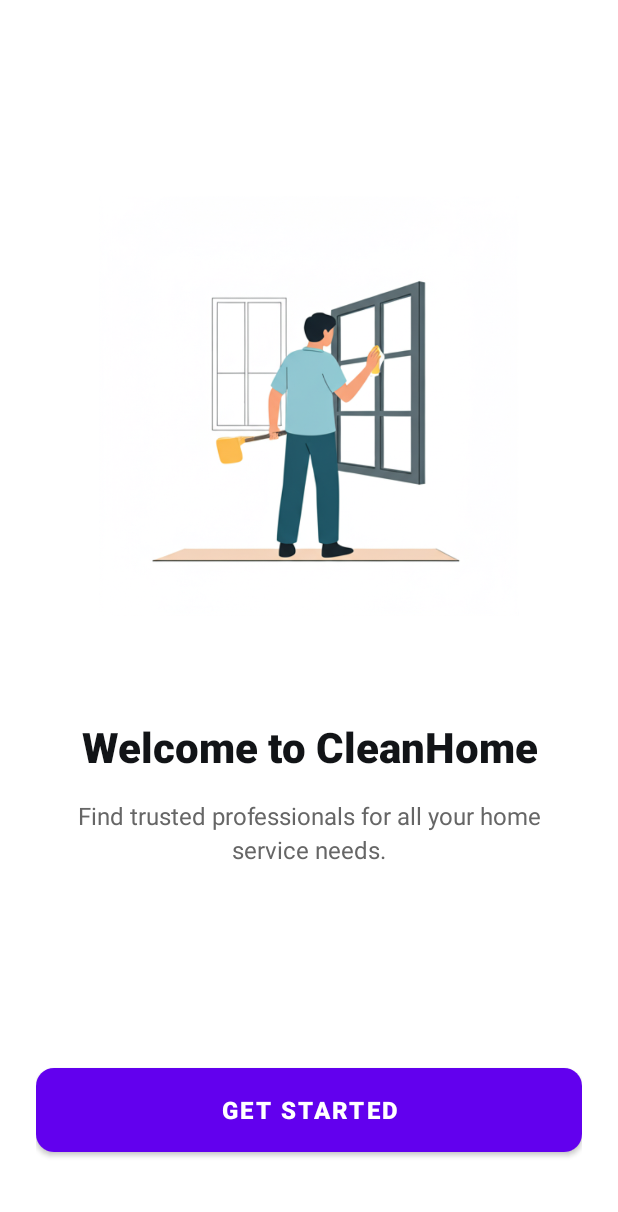
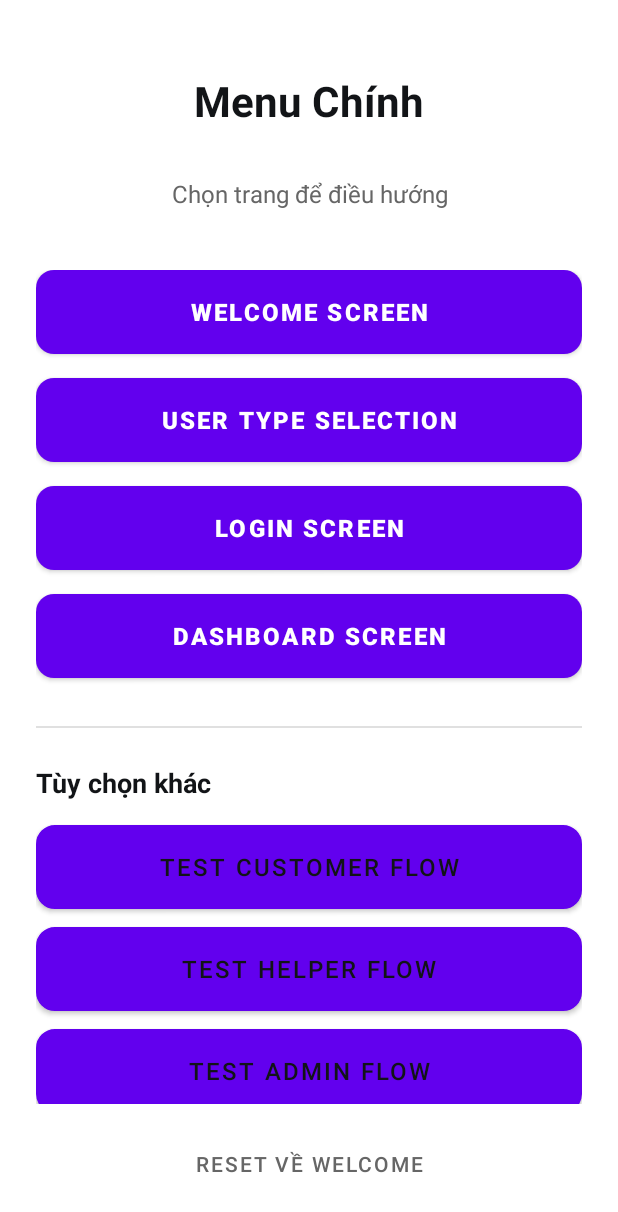
Before and after one commit to annnhde180150/PRM392_Project, an Android app: the screen it shows after launch (WelcomeActivity before the commit, MenuActivity after it), on a phone screen of 412 x 824 dp. Shown: the top 1212 px of the screen. Run offline under Robolectric (Android 15) with nearby library versions, the phone set to English and light mode, and no system bars.

Commit message:
Add MenuActivity for navigation to all existing pages

```diff
--- a/app/src/main/java/com/example/homehelperfinder/activities/DashboardActivity.java
+++ b/app/src/main/java/com/example/homehelperfinder/ui/DashboardActivity.java
@@ -1,4 +1,4 @@
-package com.example.homehelperfinder.activities;
+package com.example.homehelperfinder.ui;
 
 import android.content.Intent;
 import android.os.Bundle;
--- a/app/src/main/java/com/example/homehelperfinder/activities/LoginActivity.java
+++ b/app/src/main/java/com/example/homehelperfinder/ui/LoginActivity.java
@@ -1,4 +1,4 @@
-package com.example.homehelperfinder.activities;
+package com.example.homehelperfinder.ui;
 
 import android.content.Intent;
 import android.os.Bundle;
--- /dev/null
+++ b/app/src/main/java/com/example/homehelperfinder/ui/MenuActivity.java
@@ -0,0 +1,100 @@
+package com.example.homehelperfinder.ui;
+
+import android.content.Intent;
+import android.os.Bundle;
+import android.widget.Button;
+import android.widget.Toast;
+import androidx.appcompat.app.AppCompatActivity;
+import com.example.homehelperfinder.R;
+
+public class MenuActivity extends AppCompatActivity {
+
+    private Button btnWelcome;
+    private Button btnUserType;
+    private Button btnLogin;
+    private Button btnDashboard;
+    private Button btnTestCustomer;
+    private Button btnTestHelper;
+    private Button btnTestAdmin;
+    private Button btnResetFlow;
+
+    @Override
+    protected void onCreate(Bundle savedInstanceState) {
+        super.onCreate(savedInstanceState);
+        setContentView(R.layout.activity_menu);
+
+        if (getSupportActionBar() != null) {
+            getSupportActionBar().hide();
+        }
+
+        initViews();
+        setupClickListeners();
+    }
+
+    private void initViews() {
+        btnWelcome = findViewById(R.id.btn_welcome);
+        btnUserType = findViewById(R.id.btn_user_type);
+        btnLogin = findViewById(R.id.btn_login);
+        btnDashboard = findViewById(R.id.btn_dashboard);
+        btnTestCustomer = findViewById(R.id.btn_test_customer);
+        btnTestHelper = findViewById(R.id.btn_test_helper);
+        btnTestAdmin = findViewById(R.id.btn_test_admin);
+        btnResetFlow = findViewById(R.id.btn_reset_flow);
+    }
+
+    private void setupClickListeners() {
+        btnWelcome.setOnClickListener(v -> {
+            Intent intent = new Intent(MenuActivity.this, WelcomeActivity.class);
+            startActivity(intent);
+        });
+
+        btnUserType.setOnClickListener(v -> {
+            Intent intent = new Intent(MenuActivity.this, UserTypeActivity.class);
+            startActivity(intent);
+        });
+
+        btnLogin.setOnClickListener(v -> {
+            Intent intent = new Intent(MenuActivity.this, LoginActivity.class);
+            intent.putExtra("user_type", "customer");
+            startActivity(intent);
+        });
+
+        btnDashboard.setOnClickListener(v -> {
+            Intent intent = new Intent(MenuActivity.this, DashboardActivity.class);
+            startActivity(intent);
+        });
+
+        btnTestCustomer.setOnClickListener(v -> {
+            testUserFlow("customer");
+        });
+
+        btnTestHelper.setOnClickListener(v -> {
+            testUserFlow("helper");
+        });
+
+        btnTestAdmin.setOnClickListener(v -> {
+            testUserFlow("admin");
+        });
+
+        btnResetFlow.setOnClickListener(v -> {
+            Intent intent = new Intent(MenuActivity.this, WelcomeActivity.class);
+            intent.setFlags(Intent.FLAG_ACTIVITY_NEW_TASK | Intent.FLAG_ACTIVITY_CLEAR_TASK);
+            startActivity(intent);
+            finish();
+        });
+    }
+
+    private void testUserFlow(String userType) {
+        Toast.makeText(this, "Testing " + userType + " flow...", Toast.LENGTH_SHORT).show();
+
+        Intent intent = new Intent(MenuActivity.this, UserTypeActivity.class);
+        intent.putExtra("auto_select_user_type", userType);
+        startActivity(intent);
+    }
+
+    @Override
+    public void onBackPressed() {
+        Toast.makeText(this, "Press again to exit", Toast.LENGTH_SHORT).show();
+        super.onBackPressed();
+    }
+}
--- a/app/src/main/java/com/example/homehelperfinder/activities/UserTypeActivity.java
+++ b/app/src/main/java/com/example/homehelperfinder/ui/UserTypeActivity.java
@@ -1,4 +1,4 @@
-package com.example.homehelperfinder.activities;
+package com.example.homehelperfinder.ui;
 
 import android.content.Intent;
 import android.os.Bundle;
@@ -26,6 +26,9 @@ public class UserTypeActivity extends AppCompatActivity {
 
         initViews();
         setupClickListeners();
+
+        // Check for auto-selection from menu
+        checkAutoSelection();
     }
 
     private void initViews() {
@@ -50,4 +53,13 @@ public class UserTypeActivity extends AppCompatActivity {
         startActivity(intent);
         finish();
     }
+
+    private void checkAutoSelection() {
+        // Check if auto-selection is requested from menu
+        String autoSelectUserType = getIntent().getStringExtra("auto_select_user_type");
+        if (autoSelectUserType != null) {
+            // Automatically navigate based on the selected user type
+            navigateToUserFlow(autoSelectUserType);
+        }
+    }
 }
--- a/app/src/main/java/com/example/homehelperfinder/activities/WelcomeActivity.java
+++ b/app/src/main/java/com/example/homehelperfinder/ui/WelcomeActivity.java
@@ -1,4 +1,4 @@
-package com.example.homehelperfinder.activities;
+package com.example.homehelperfinder.ui;
 
 import android.content.Intent;
 import android.os.Bundle;
@@ -11,6 +11,7 @@ import com.example.homehelperfinder.R;
 public class WelcomeActivity extends AppCompatActivity {
 
     private Button btnGetStarted;
+    private Button btnMenu;
 
     @Override
     protected void onCreate(Bundle savedInstanceState) {
@@ -28,6 +29,7 @@ public class WelcomeActivity extends AppCompatActivity {
 
     private void initViews() {
         btnGetStarted = findViewById(R.id.btn_get_started);
+        btnMenu = findViewById(R.id.btn_menu);
     }
 
     private void setupClickListeners() {
@@ -37,5 +39,11 @@ public class WelcomeActivity extends AppCompatActivity {
             startActivity(intent);
             finish(); // Close welcome screen
         });
+
+        btnMenu.setOnClickListener(v -> {
+            // Navigate to developer menu
+            Intent intent = new Intent(WelcomeActivity.this, MenuActivity.class);
+            startActivity(intent);
+        });
     }
 }
--- /dev/null
+++ b/app/src/main/res/layout/activity_menu.xml
@@ -0,0 +1,160 @@
+<?xml version="1.0" encoding="utf-8"?>
+<LinearLayout xmlns:android="http://schemas.android.com/apk/res/android"
+    android:layout_width="match_parent"
+    android:layout_height="match_parent"
+    android:orientation="vertical"
+    android:background="@color/background_primary"
+    android:padding="24dp">
+
+    <!-- Header -->
+    <TextView
+        android:id="@+id/tv_menu_title"
+        android:layout_width="match_parent"
+        android:layout_height="wrap_content"
+        android:text="Menu Chính"
+        android:textSize="28sp"
+        android:textStyle="bold"
+        android:textColor="@color/text_primary"
+        android:gravity="center"
+        android:layout_marginBottom="32dp"
+        android:layout_marginTop="24dp" />
+
+    <TextView
+        android:id="@+id/tv_menu_subtitle"
+        android:layout_width="match_parent"
+        android:layout_height="wrap_content"
+        android:text="Chọn trang để điều hướng"
+        android:textSize="16sp"
+        android:textColor="@color/text_secondary"
+        android:gravity="center"
+        android:layout_marginBottom="40dp" />
+
+    <!-- Menu Buttons Container -->
+    <ScrollView
+        android:layout_width="match_parent"
+        android:layout_height="0dp"
+        android:layout_weight="1">
+
+        <LinearLayout
+            android:layout_width="match_parent"
+            android:layout_height="wrap_content"
+            android:orientation="vertical">
+
+            <!-- Welcome Activity Button -->
+            <Button
+                android:id="@+id/btn_welcome"
+                android:layout_width="match_parent"
+                android:layout_height="56dp"
+                android:text="Welcome Screen"
+                android:textColor="@color/white"
+                android:textSize="16sp"
+                android:textStyle="bold"
+                android:background="@drawable/button_primary_bg"
+                android:layout_marginBottom="16dp"
+                android:elevation="4dp" />
+
+            <!-- User Type Activity Button -->
+            <Button
+                android:id="@+id/btn_user_type"
+                android:layout_width="match_parent"
+                android:layout_height="56dp"
+                android:text="User Type Selection"
+                android:textColor="@color/white"
+                android:textSize="16sp"
+                android:textStyle="bold"
+                android:background="@drawable/button_primary_bg"
+                android:layout_marginBottom="16dp"
+                android:elevation="4dp" />
+
+            <!-- Login Activity Button -->
+            <Button
+                android:id="@+id/btn_login"
+                android:layout_width="match_parent"
+                android:layout_height="56dp"
+                android:text="Login Screen"
+                android:textColor="@color/white"
+                android:textSize="16sp"
+                android:textStyle="bold"
+                android:background="@drawable/button_primary_bg"
+                android:layout_marginBottom="16dp"
+                android:elevation="4dp" />
+
+            <!-- Dashboard Activity Button -->
+            <Button
+                android:id="@+id/btn_dashboard"
+                android:layout_width="match_parent"
+                android:layout_height="56dp"
+                android:text="Dashboard Screen"
+                android:textColor="@color/white"
+                android:textSize="16sp"
+                android:textStyle="bold"
+                android:background="@drawable/button_primary_bg"
+                android:layout_marginBottom="16dp"
+                android:elevation="4dp" />
+
+            <!-- Divider -->
+            <View
+                android:layout_width="match_parent"
+                android:layout_height="1dp"
+                android:background="@color/divider_color"
+                android:layout_marginTop="16dp"
+                android:layout_marginBottom="24dp" />
+
+            <!-- Additional Options Section -->
+            <TextView
+                android:layout_width="match_parent"
+                android:layout_height="wrap_content"
+                android:text="Tùy chọn khác"
+                android:textSize="18sp"
+                android:textStyle="bold"
+                android:textColor="@color/text_primary"
+                android:layout_marginBottom="16dp" />
+
+            <!-- Test Customer Flow Button -->
+            <Button
+                android:id="@+id/btn_test_customer"
+                android:layout_width="match_parent"
+                android:layout_height="56dp"
+                android:text="Test Customer Flow"
+                android:textColor="@color/text_primary"
+                android:textSize="16sp"
+                android:background="@drawable/input_background_selector"
+                android:layout_marginBottom="12dp" />
+
+            <!-- Test Helper Flow Button -->
+            <Button
+                android:id="@+id/btn_test_helper"
+                android:layout_width="match_parent"
+                android:layout_height="56dp"
+                android:text="Test Helper Flow"
+                android:textColor="@color/text_primary"
+                android:textSize="16sp"
+                android:background="@drawable/input_background_selector"
+                android:layout_marginBottom="12dp" />
+
+            <!-- Test Admin Flow Button -->
+            <Button
+                android:id="@+id/btn_test_admin"
+                android:layout_width="match_parent"
+                android:layout_height="56dp"
+                android:text="Test Admin Flow"
+                android:textColor="@color/text_primary"
+                android:textSize="16sp"
+                android:background="@drawable/input_background_selector"
+                android:layout_marginBottom="12dp" />
+
+        </LinearLayout>
+    </ScrollView>
+
+    <!-- Reset Flow Button -->
+    <Button
+        android:id="@+id/btn_reset_flow"
+        android:layout_width="match_parent"
+        android:layout_height="48dp"
+        android:text="Reset về Welcome"
+        android:textColor="@color/text_secondary"
+        android:textSize="14sp"
+        android:background="@android:color/transparent"
+        android:layout_marginTop="16dp" />
+
+</LinearLayout>
--- a/app/src/main/res/layout/activity_welcome.xml
+++ b/app/src/main/res/layout/activity_welcome.xml
@@ -70,6 +70,17 @@
         android:textColor="@android:color/white"
         android:background="@drawable/button_primary_bg"
         android:elevation="2dp"
+        android:layout_marginBottom="16dp" />
+
+    <!-- Developer Menu Button -->
+    <Button
+        android:id="@+id/btn_menu"
+        android:layout_width="match_parent"
+        android:layout_height="48dp"
+        android:text="Developer Menu"
+        android:textSize="14sp"
+        android:textColor="@color/text_secondary"
+        android:background="@android:color/transparent"
         android:layout_marginBottom="32dp" />
 
 </LinearLayout>
--- a/app/src/main/res/values/colors.xml
+++ b/app/src/main/res/values/colors.xml
@@ -9,7 +9,9 @@
     <color name="white">#FFFFFFFF</color>
     <!-- Background colors -->
     <color name="background_color">#FFFFFF</color>
+    <color name="background_primary">#FFFFFF</color>
     <color name="user_type_background">#F5F5DC</color>
+    <color name="divider_color">#E0E0E0</color>
 
     <!-- Text colors -->
     <color name="text_primary">#121417</color>
```
Also changed, not shown: app/src/main/AndroidManifest.xml (+13 -10 lines), 1 other file.
